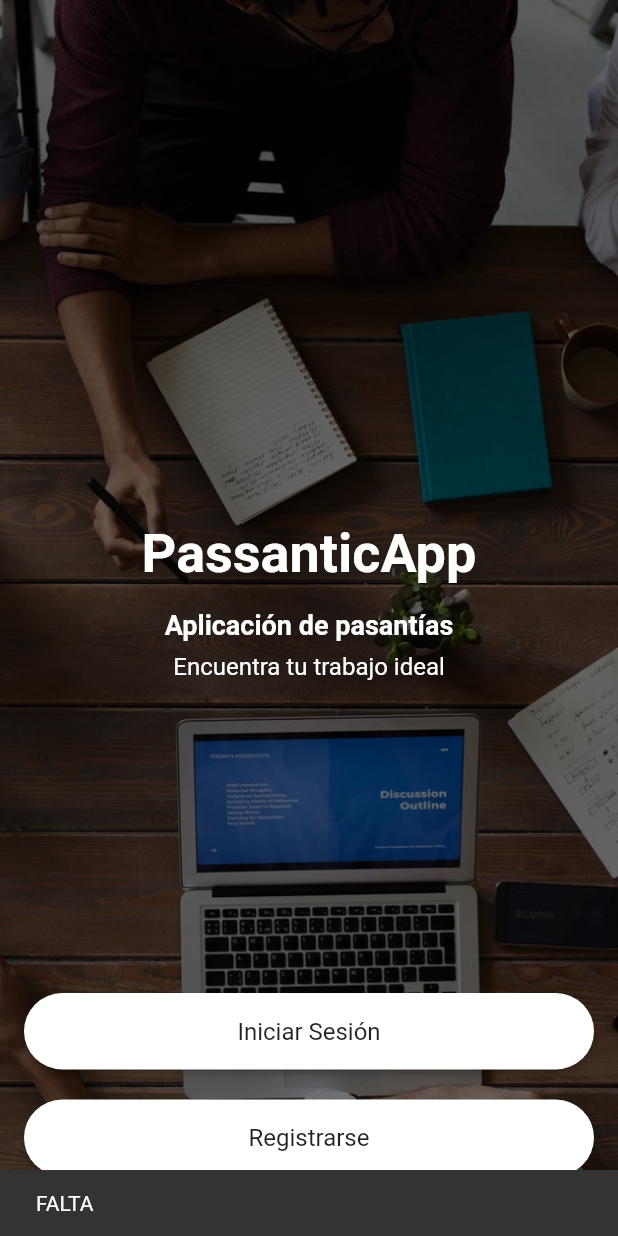
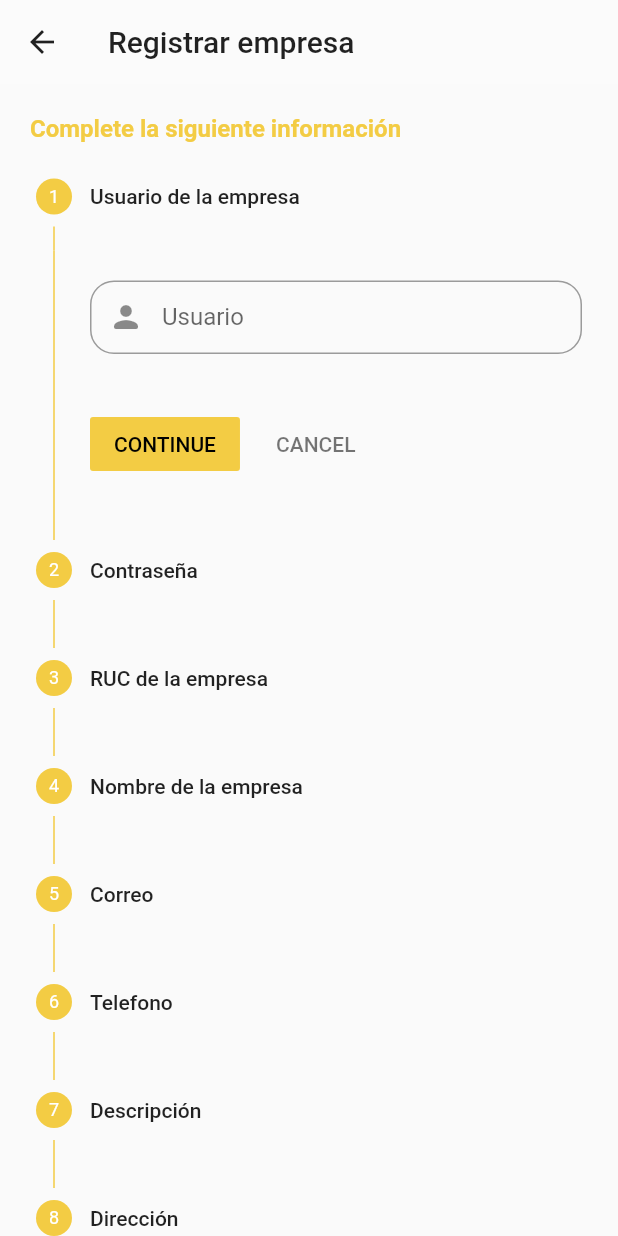
Before and after one commit to AnMedJacome/ProyectoLP2, a Flutter app: the screen it shows after launch, after a tap on "Registrarse", on a phone screen of 412 x 824 dp. Run offline on Flutter 3.47's test engine with Material 2 defaults, Android fonts, the light colour scheme and no system bars; our stand-ins replace google_fonts; network calls fail.

Commit message:
me olvide de hacer commit de mi parte, añadiendo servicios basicos de login y demás

```diff
--- a/frontend/passantic/lib/ui/routes.dart
+++ b/frontend/passantic/lib/ui/routes.dart
@@ -1,5 +1,7 @@
 import 'package:flutter/material.dart';
 import 'package:passantic/ui/views/login/login.dart';
+import 'package:passantic/ui/views/natalia/homeEmpresa.dart';
+import 'package:passantic/ui/views/register/register_view.dart';
 import 'package:passantic/ui/views/splash/splash.dart';
 class Routes {
   static Route<dynamic> generateRoute(RouteSettings settings){
@@ -10,6 +12,10 @@ class Routes {
         return MaterialPageRoute(builder: (_) => SplashView());
       case '/login':
         return MaterialPageRoute(builder: (_) => LoginView());
+      case '/register':
+        return MaterialPageRoute(builder: (_) => Registerview());
+      case '/home':
+        return MaterialPageRoute(builder: (_) => HomeView());
       default:
         return _errorRoute();
     }
--- a/frontend/passantic/lib/ui/views/login/login.dart
+++ b/frontend/passantic/lib/ui/views/login/login.dart
@@ -89,9 +89,9 @@ class _LoginView extends State<LoginView> {
                   width: double.infinity,
                   child: ElevatedButton(
                     onPressed: () {
-                      //Navigator.of(context).pushReplacementNamed("/register")
-                      ScaffoldMessenger.of(context).showSnackBar(
-                        const SnackBar(content: Text('FALTA')));
+                      Navigator.of(context).pushReplacementNamed("/register");
+                      /*ScaffoldMessenger.of(context).showSnackBar(
+                        const SnackBar(content: Text('FALTA')));*/
                     },
                     style: ElevatedButton.styleFrom(
                         padding: EdgeInsets.only(top: 16, bottom: 16),
--- a/frontend/passantic/lib/ui/views/login/login_bottom_sheet_view.dart
+++ b/frontend/passantic/lib/ui/views/login/login_bottom_sheet_view.dart
@@ -27,7 +27,7 @@ class _LoginBottomSheet extends State<LoginBottomSheet> {
         mainAxisSize: MainAxisSize.min,
         children: <Widget>[
           Text(
-            "Observador",
+            "Iniciar sesión",
             style: TextStyle(
               fontSize: 22,
               color: AppColors.primaryColor,
@@ -40,12 +40,12 @@ class _LoginBottomSheet extends State<LoginBottomSheet> {
           ),
           TextField(
             controller: _controllerUser,
-            keyboardType: TextInputType.emailAddress,
+            keyboardType: TextInputType.name,
             decoration: InputDecoration(
                 prefixIcon: Icon(Icons.person_rounded),
                 contentPadding: EdgeInsets.fromLTRB(20.0, 15.0, 20.0, 15.0),
-                hintText: "Ingrese su Email",
-                labelText: "Email",
+                hintText: "Ingrese su Usuario",
+                labelText: "Usuario",
                 border: OutlineInputBorder(
                     borderRadius: BorderRadius.circular(32.0))),
           ),
@@ -61,17 +61,18 @@ class _LoginBottomSheet extends State<LoginBottomSheet> {
             margin: EdgeInsets.only(left: 8, right: 8),
             child: ElevatedButton(
               onPressed: () {
-                      //Navigator.of(context).pushReplacementNamed("/home")
-                      ScaffoldMessenger.of(context).showSnackBar(
-                        const SnackBar(content: Text('FALTA')));
-                    },
+                Navigator.of(context).pushReplacementNamed("/home");
+              },
               style: ElevatedButton.styleFrom(
                   padding: EdgeInsets.only(top: 16, bottom: 16),
                   textStyle: TextStyle(fontSize: 16, color: Colors.white),
                   primary: AppColors.primaryColor,
                   shape: RoundedRectangleBorder(
                       borderRadius: BorderRadius.circular(30))),
-              child: Text("Ingresar",style: TextStyle(color: AppColors.text_dark),),
+              child: Text(
+                "Ingresar",
+                style: TextStyle(color: AppColors.text_dark),
+              ),
             ),
           ),
         ],
@@ -79,7 +80,6 @@ class _LoginBottomSheet extends State<LoginBottomSheet> {
     );
   }
 }
-
 
 class PasswordInput extends StatefulWidget {
   final TextEditingController controller = TextEditingController();
@@ -109,7 +109,7 @@ class _PasswordInput extends State<PasswordInput> {
     setState(() {
       _hiddenPassword = !_hiddenPassword;
       _currentVisibility =
-      (_hiddenPassword) ? Icons.visibility_off : Icons.visibility;
+          (_hiddenPassword) ? Icons.visibility_off : Icons.visibility;
     });
   }
 
@@ -130,7 +130,7 @@ class _PasswordInput extends State<PasswordInput> {
           hintText: widget.hint,
           labelText: widget.label,
           border:
-          OutlineInputBorder(borderRadius: BorderRadius.circular(32.0))),
+              OutlineInputBorder(borderRadius: BorderRadius.circular(32.0))),
     );
   }
 }
--- /dev/null
+++ b/frontend/passantic/lib/ui/views/register/register_view.dart
@@ -0,0 +1,293 @@
+import 'package:flutter/cupertino.dart';
+import 'package:flutter/material.dart';
+import 'package:passantic/constants/colors.dart';
+
+class Registerview extends StatefulWidget {
+  const Registerview({Key? key}) : super(key: key);
+
+  @override
+  _Registerview createState() => _Registerview();
+}
+
+class _Registerview extends State<Registerview> {
+  int _currentStep = 0;
+
+  @override
+  void initState() {
+    super.initState();
+  }
+
+  @override
+  Widget build(BuildContext context) {
+    return Scaffold(
+      appBar: AppBar(
+        leading: IconButton(
+          icon: Icon(Icons.arrow_back,color: Colors.black87,),
+          onPressed: () => Navigator.of(context).pushReplacementNamed("/login"),
+        ),
+        backgroundColor: AppColors.background,
+        elevation: 0,
+        title: Text(
+          "Registrar empresa",
+          style: TextStyle(color: AppColors.text_light),
+        ),
+      ),
+      body: _body(),
+    );
+  }
+
+  Widget _body() {
+    return Container(
+      child: Column(
+        crossAxisAlignment: CrossAxisAlignment.start,
+        children: [
+          Container(
+            padding: const EdgeInsets.only(left: 20, top: 20),
+            child: const Text(
+              "Complete la siguiente información",
+              style: TextStyle(
+                  fontSize: 16,
+                  color: AppColors.primaryColor,
+                  fontWeight: FontWeight.bold),
+            ),
+          ),
+          Expanded(
+            child: Stepper(
+              currentStep: _currentStep,
+              type: StepperType.vertical,
+              steps: _form(),
+              onStepTapped: (step) => setState(() => _currentStep = step),
+              onStepContinue: _currentStep == _form().length - 1
+                  ? () {Navigator.of(context).pushReplacementNamed("/home");
+              }
+                  : () {
+                final isLastStep = _currentStep == _form().length - 1;
+                if (isLastStep) {
+                  print("complete");
+                } else {
+                  setState(() => _currentStep += 1);
+                }
+              },
+              onStepCancel: _currentStep == 0
+                  ? () {}
+                  : () {
+                setState(() => _currentStep -= 1);
+              },
+            ),
+          ),
+        ],
+      ),
+    );
+  }
+
+  List<Step> _form() => [
+     Step(
+      title: const Text("Usuario de la empresa"),
+      isActive: _currentStep >= 0,
+      content: Column(
+        children: [
+          Container(
+            margin: EdgeInsets.only(bottom: 20, top: 20),
+            child: TextField(
+              key: ValueKey("usuario"),
+              controller: TextEditingController(text: ""),
+              decoration: InputDecoration(
+                  prefixIcon: Icon(Icons.person_rounded),
+                  labelText: "Usuario",
+                  contentPadding:
+                  EdgeInsets.fromLTRB(20.0, 15.0, 20.0, 15.0),
+                  hintText: "Ingrese un usuario unico para usar la app",
+                  border: OutlineInputBorder(
+                      borderRadius: BorderRadius.circular(16.0))),
+            ),
+          )
+        ],
+      ),
+    ),
+    Step(
+      title: const Text("Contraseña"),
+      isActive: _currentStep >= 0,
+      content: Column(
+        children: [
+          Container(
+            margin: EdgeInsets.only(bottom: 20, top: 20),
+            child: TextField(
+              key: ValueKey("clave"),
+              controller: TextEditingController(text: ""),
+              decoration: InputDecoration(
+                  prefixIcon: Icon(Icons.password),
+                  labelText: "Clave",
+                  contentPadding:
+                  EdgeInsets.fromLTRB(20.0, 15.0, 20.0, 15.0),
+                  hintText: "Ingrese la contraseña",
+                  border: OutlineInputBorder(
+                      borderRadius: BorderRadius.circular(16.0))),
+            ),
+          )
+        ],
+      ),
+    ),
+    Step(
+      title: const Text("RUC de la empresa"),
+      isActive: _currentStep >= 0,
+      content: Column(
+        children: [
+          Container(
+            margin: EdgeInsets.only(bottom: 20, top: 20),
+            child: TextField(
+              key: ValueKey("ruc"),
+              controller: TextEditingController(text: ""),
+              decoration: InputDecoration(
+                  prefixIcon: Icon(Icons.home_work),
+                  labelText: "RUC",
+                  contentPadding:
+                  EdgeInsets.fromLTRB(20.0, 15.0, 20.0, 15.0),
+                  hintText: "Ingrese el RUC de la empresa",
+                  border: OutlineInputBorder(
+                      borderRadius: BorderRadius.circular(16.0))),
+            ),
+          )
+        ],
+      ),
+    ),
+    Step(
+      title: const Text("Nombre de la empresa"),
+      isActive: _currentStep >= 0,
+      content: Column(
+        children: [
+          Container(
+            margin: EdgeInsets.only(bottom: 20, top: 20),
+            child: TextField(
+              key: ValueKey("nombre"),
+              controller: TextEditingController(text: ""),
+              decoration: InputDecoration(
+                  prefixIcon: Icon(Icons.home_work),
+                  labelText: "Nombre",
+                  contentPadding:
+                  EdgeInsets.fromLTRB(20.0, 15.0, 20.0, 15.0),
+                  hintText: "Ingrese el nombre completo de la empresa",
+                  border: OutlineInputBorder(
+                      borderRadius: BorderRadius.circular(16.0))),
+            ),
+          )
+        ],
+      ),
+    ),
+
+    Step(
+      title: const Text("Correo"),
+      isActive: _currentStep >= 0,
+      content: Column(
+        children: [
+          Container(
+            margin: EdgeInsets.only(bottom: 20, top: 20),
+            child: TextField(
+              key: ValueKey("correo"),
+              controller: TextEditingController(text: ""),
+              decoration: InputDecoration(
+                  prefixIcon: Icon(Icons.email),
+                  labelText: "Correo",
+                  contentPadding:
+                  EdgeInsets.fromLTRB(20.0, 15.0, 20.0, 15.0),
+                  hintText: "Ingrese su correo",
+                  border: OutlineInputBorder(
+                      borderRadius: BorderRadius.circular(16.0))),
+            ),
+          )
+        ],
+      ),
+    ),
+    Step(
+      title: const Text("Telefono"),
+      isActive: _currentStep >= 0,
+      content: Column(
+        children: [
+          Container(
+            margin: EdgeInsets.only(bottom: 20, top: 20),
+            child: TextField(
+              key: ValueKey("telefono"),
+              controller: TextEditingController(text: ""),
+              decoration: InputDecoration(
+                  prefixIcon: Icon(Icons.phone),
+                  labelText: "Telefono",
+                  contentPadding:
+                  EdgeInsets.fromLTRB(20.0, 15.0, 20.0, 15.0),
+                  hintText: "Ingrese su telefono",
+                  border: OutlineInputBorder(
+                      borderRadius: BorderRadius.circular(16.0))),
+            ),
+          )
+        ],
+      ),
+    ),
+     Step(
+      title: const Text("Descripción"),
+      isActive: _currentStep >= 0,
+      content: Column(
+        children: [
+          Container(
+            margin: EdgeInsets.only(bottom: 20, top: 20),
+            child: TextField(
+              key: ValueKey("e_descripcion"),
+              controller: TextEditingController(text: ""),
+              decoration: InputDecoration(
+                  prefixIcon: Icon(Icons.fence_sharp),
+                  labelText: "Descripción",
+                  contentPadding:
+                  EdgeInsets.fromLTRB(20.0, 15.0, 20.0, 15.0),
+                  hintText: "Ingrese la descripción de la empresa",
+                  border: OutlineInputBorder(
+                      borderRadius: BorderRadius.circular(16.0))),
+            ),
+          )
+        ],
+      ),
+    ),
+    Step(
+      title: const Text("Dirección"),
+      isActive: _currentStep >= 0,
+      content: Column(
+        children: [
+          Container(
+            margin: EdgeInsets.only(bottom: 20, top: 20),
+            child: TextField(
+              key: ValueKey("direccion"),
+              controller: TextEditingController(text: ""),
+              decoration: InputDecoration(
+                  prefixIcon: Icon(Icons.fence_sharp),
+                  labelText: "Dirección",
+                  contentPadding:
+                  EdgeInsets.fromLTRB(20.0, 15.0, 20.0, 15.0),
+                  hintText: "Ingrese la Dirección de la empresa",
+                  border: OutlineInputBorder(
+                      borderRadius: BorderRadius.circular(16.0))),
+            ),
+          )
+        ],
+      ),
+    ),
+      Step(
+      title: const Text("Página web"),
+      isActive: _currentStep >= 0,
+      content: Column(
+        children: [
+          Container(
+            margin: EdgeInsets.only(bottom: 20, top: 20),
+            child: TextField(
+              key: ValueKey("sitio_web"),
+              controller: TextEditingController(text: ""),
+              decoration: InputDecoration(
+                  prefixIcon: Icon(Icons.fence_sharp),
+                  labelText: "Sitio web",
+                  contentPadding:
+                  EdgeInsets.fromLTRB(20.0, 15.0, 20.0, 15.0),
+                  hintText: "Ingrese el sitio web de la empresa",
+                  border: OutlineInputBorder(
+                      borderRadius: BorderRadius.circular(16.0))),
+            ),
+          )
+        ],
+      ),
+    )
+  ];
+}
--- a/frontend/passantic/pubspec.yaml
+++ b/frontend/passantic/pubspec.yaml
@@ -29,6 +29,8 @@ dependencies:
   # Use with the CupertinoIcons class for iOS style icons.
   cupertino_icons: ^1.0.2
   http: any
+  google_fonts: ^2.2.0
+  curved_navigation_bar: ^1.0.1
 
 dev_dependencies:
   flutter_test:
```
Also changed, not shown: frontend/passantic/lib/ui/views/natalia/homeEmpresa.dart (added, +214 -0 lines), frontend/passantic/pubspec.lock, 6 other files.
